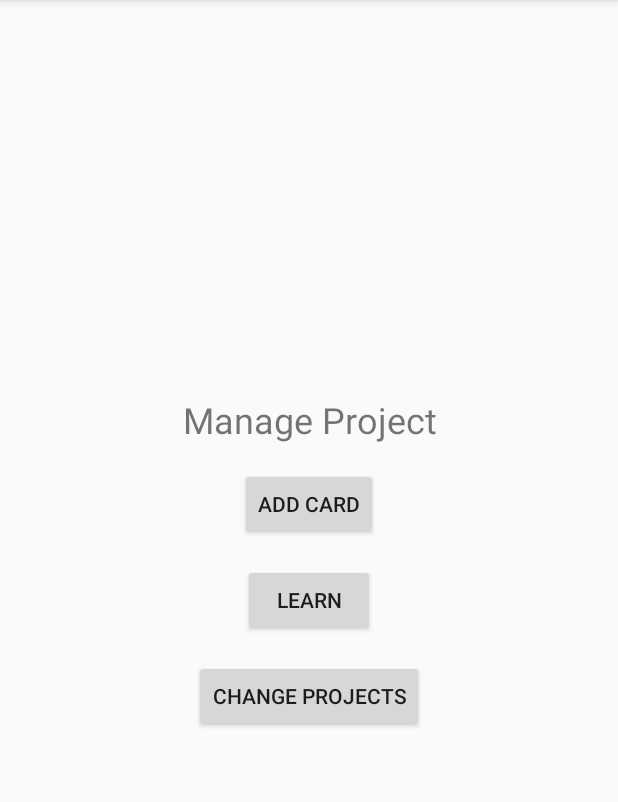
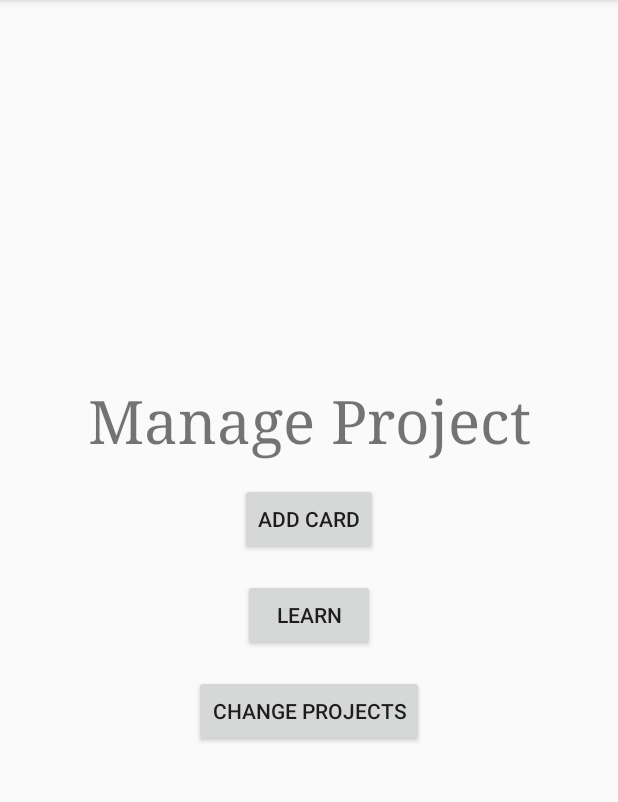
Before and after one commit to PolarPixelHub/IndexCardApp, an Android app built with Jetpack Compose: the ManageActivity screen opened directly, with no data from a screen before it, after a tap on "ADD CARD", on a phone screen of 412 x 824 dp, the part 84-886 px from its top. Run offline under Robolectric (Android 15) with nearby library versions, the phone set to English and light mode, and no system bars.

Commit message:
clean up ManageActivity

```diff
--- a/app/src/main/java/com/example/indexcardapp/MainActivity.kt
+++ b/app/src/main/java/com/example/indexcardapp/MainActivity.kt
@@ -191,7 +191,7 @@ class MainActivity : AppCompatActivity() {
         // Simulating data loading with a delay
         Handler(Looper.getMainLooper()).postDelayed({
             hideLoadingScreen() // Hide loading screen after data is loaded
-        }, 5000) // Simulate loading delay (3 seconds)
+        }, 3000) // Simulate loading delay (3 seconds)
     }
 
     // Show loading screen
--- a/app/src/main/java/com/example/indexcardapp/ManageActivity.kt
+++ b/app/src/main/java/com/example/indexcardapp/ManageActivity.kt
@@ -1,38 +1,83 @@
 package com.example.indexcardapp
 
+import android.app.AlertDialog
 import android.content.Intent
 import android.os.Bundle
+import android.os.Handler
+import android.os.Looper
+import android.view.LayoutInflater
 import android.widget.Button
 import androidx.appcompat.app.AppCompatActivity
 
 class ManageActivity : AppCompatActivity() {
+
+    private lateinit var loadingDialog: AlertDialog
 
     override fun onCreate(savedInstanceState: Bundle?) {
         super.onCreate(savedInstanceState)
 
         setContentView(R.layout.activity_manage)
 
+        // Show the loading screen when starting the activity
+        showLoadingScreen()
+
+        // Load data or perform operations
+        performDataLoading()
+
+
         val selectedProject = intent.getStringExtra("SELECTED_PROJECT")
 
+        // Button for adding a card
         findViewById<Button>(R.id.btn_add_card).setOnClickListener {
-            val intent2 = Intent(this, AddCardActivity::class.java)
-            intent2.putExtra("SELECTED_PROJECT", selectedProject)
-            startActivity(intent2)
+            navigateToActivity<AddCardActivity>(selectedProject)
         }
 
+        // Button for learning cards
         findViewById<Button>(R.id.btn_learn).setOnClickListener {
-            val intent = Intent(this, LearnCardsActivity::class.java)
-            intent.putExtra("SELECTED_PROJECT", selectedProject)
-            startActivity(intent)
+            navigateToActivity<LearnCardsActivity>(selectedProject)
         }
 
+        // Button for switching back to the main activity
         findViewById<Button>(R.id.btn_change_project).setOnClickListener {
-            startActivity<MainActivity>()
+            navigateToMainActivity()
         }
     }
 
-    // Generic extension function to start an activity
-    private inline fun <reified T : AppCompatActivity> startActivity() {
-        startActivity(Intent(this, T::class.java))
+    // Navigate to any activity with selected project
+    private inline fun <reified T : AppCompatActivity> navigateToActivity(selectedProject: String?) {
+        val intent = Intent(this, T::class.java).apply {
+            putExtra("SELECTED_PROJECT", selectedProject)
+        }
+        startActivity(intent)
+    }
+
+    // Navigate back to MainActivity
+    private fun navigateToMainActivity() {
+        startActivity(Intent(this, MainActivity::class.java))
+    }
+
+    // Show loading screen
+    private fun showLoadingScreen() {
+        val loadingScreen = LayoutInflater.from(this).inflate(R.layout.loading_screen, null)
+        loadingDialog = AlertDialog.Builder(this)
+            .setView(loadingScreen)
+            .setCancelable(false) // Prevent interaction
+            .create()
+
+        loadingDialog.show()
+    }
+
+    // Hide loading screen
+    private fun hideLoadingScreen() {
+        if (::loadingDialog.isInitialized && loadingDialog.isShowing) {
+            loadingDialog.dismiss()
+        }
+    }
+
+    private fun performDataLoading() {
+        // Simulating data loading with a delay
+        Handler(Looper.getMainLooper()).postDelayed({
+            hideLoadingScreen() // Hide loading screen after data is loaded
+        }, 5000) // Simulate loading delay (3 seconds)
     }
 }
--- a/app/src/main/res/layout/activity_manage.xml
+++ b/app/src/main/res/layout/activity_manage.xml
@@ -11,29 +11,30 @@
         android:id="@+id/manage_header"
         android:layout_width="match_parent"
         android:layout_height="wrap_content"
-        android:text="Manage Project"
-        android:textSize="24sp"
+        android:text="@string/manage_project"
+        android:textSize="40sp"
         android:layout_marginBottom="16dp"
-        android:gravity="center" />
+        android:gravity="center"
+        android:typeface="serif"/>
 
     <Button
         android:id="@+id/btn_add_card"
         android:layout_width="wrap_content"
         android:layout_height="wrap_content"
-        android:text="Add Card"
+        android:text="@string/add_card"
         android:layout_marginBottom="16dp"/>
 
     <Button
         android:id="@+id/btn_learn"
         android:layout_width="wrap_content"
         android:layout_height="wrap_content"
-        android:text="Learn"
+        android:text="@string/learn"
         android:layout_marginBottom="16dp"/>
 
     <Button
         android:id="@+id/btn_change_project"
         android:layout_width="wrap_content"
         android:layout_height="wrap_content"
-        android:text="Change Projects"
+        android:text="@string/change_projects"
         android:layout_marginBottom="16dp"/>
 </LinearLayout>
--- a/app/src/main/res/values/strings.xml
+++ b/app/src/main/res/values/strings.xml
@@ -9,4 +9,8 @@
     <string name="option">Option</string>
     <string name="loading_please_wait">Please wait while we load…</string>
     <string name="loading_logo_desc">Penguin Logo</string>
+    <string name="manage_project">Manage Project</string>
+    <string name="add_card">Add Card</string>
+    <string name="learn">Learn</string>
+    <string name="change_projects">Change Projects</string>
 </resources>
```
